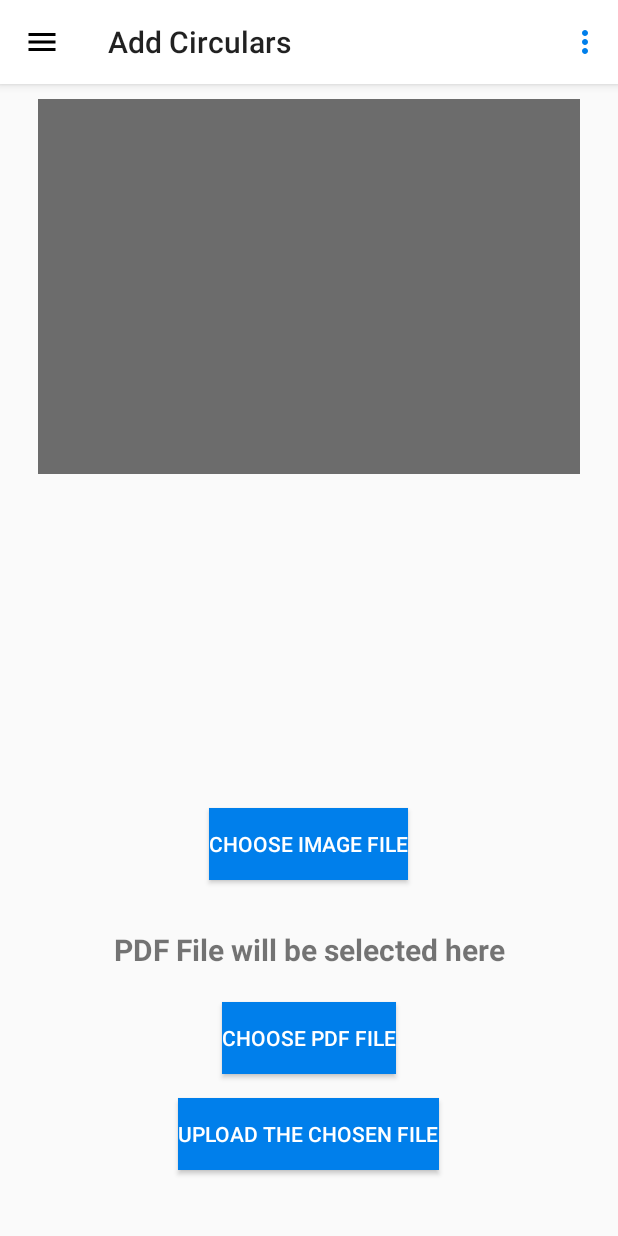
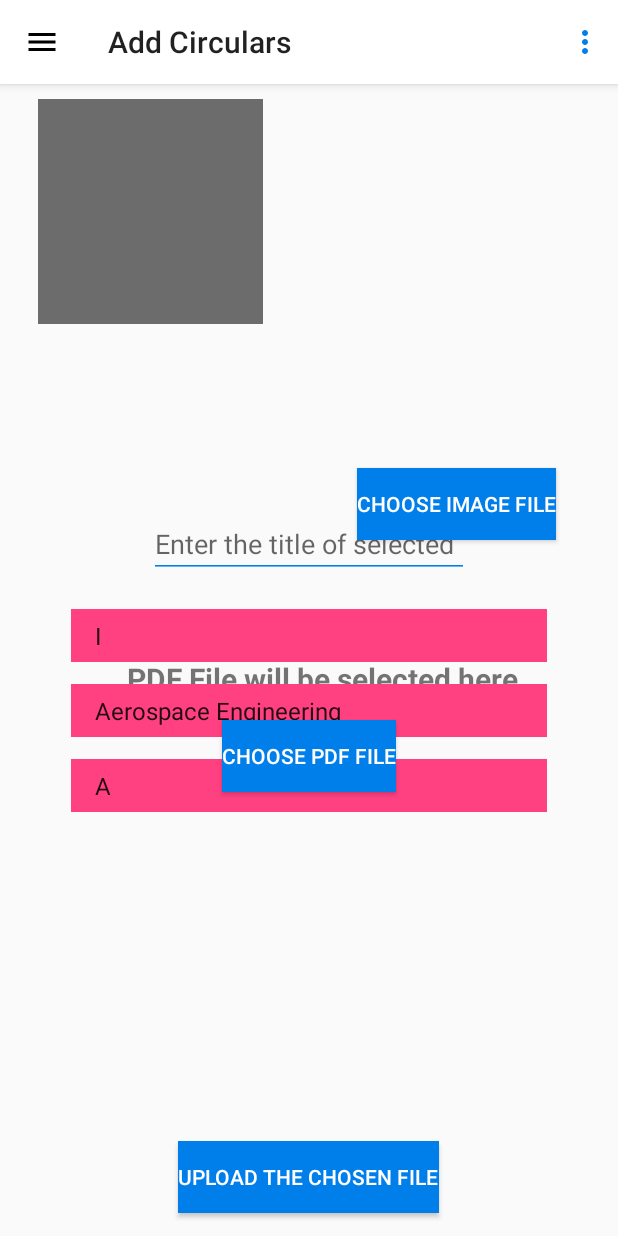
Before and after one commit to akashghanate/Campus-Notification, an Android app: the fragment add_circular placed in its activity, on a phone screen of 412 x 824 dp. Run offline under Robolectric (Android 15) with nearby library versions, the phone set to English and light mode, and no system bars; pictures from the network do not load.

Commit message:
uploading image to mongodb database (pdf not complete)

```diff
--- a/app/build.gradle
+++ b/app/build.gradle
@@ -19,7 +19,7 @@ android {
 }
 
 dependencies {
-    implementation fileTree(dir: 'libs', include: ['*.jar'])
+    implementation fileTree(include: ['*.jar'], dir: 'libs')
     implementation 'com.android.support:appcompat-v7:28.0.0-rc01'
     implementation 'com.android.support.constraint:constraint-layout:1.1.2'
     testImplementation 'junit:junit:4.12'
@@ -29,4 +29,5 @@ dependencies {
     implementation 'org.jetbrains:annotations-java5:15.0'
     implementation 'com.android.support:recyclerview-v7:28.0.0-rc01'
     implementation 'com.github.barteksc:android-pdf-viewer:2.8.2'
+    implementation 'com.google.code.gson:gson:2.8.5'
 }
--- a/app/src/main/java/com/example/abhinandan/onlinedb/fragments/add_circular.java
+++ b/app/src/main/java/com/example/abhinandan/onlinedb/fragments/add_circular.java
@@ -3,31 +3,45 @@ package com.example.abhinandan.onlinedb.fragments;
 import android.content.ActivityNotFoundException;
 import android.content.Context;
 import android.content.Intent;
+import android.content.SharedPreferences;
+import android.graphics.Bitmap;
+import android.graphics.drawable.BitmapDrawable;
 import android.net.Uri;
 import android.os.Bundle;
 import android.app.Fragment;
 import android.provider.MediaStore;
 import android.support.annotation.NonNull;
 import android.support.annotation.Nullable;
+import android.util.Base64;
 import android.util.Log;
 import android.view.LayoutInflater;
 import android.view.View;
 import android.view.ViewGroup;
+import android.widget.ArrayAdapter;
 import android.widget.Button;
+import android.widget.EditText;
 import android.widget.ImageView;
+import android.widget.Spinner;
 import android.widget.TextView;
 import android.widget.Toast;
 
+import com.example.abhinandan.onlinedb.Backgroundworkerclasses.Backgroundworker_upload;
 import com.example.abhinandan.onlinedb.R;
 import com.example.abhinandan.onlinedb.Teacherlayout;
+
+import java.io.ByteArrayOutputStream;
 
 import static android.app.Activity.RESULT_OK;
 
 
 public class add_circular extends android.support.v4.app.Fragment implements View.OnClickListener {
     ImageView imageView;
-    Button b1,b2;
+    EditText et;
+    String encodedimage;
+    SharedPreferences sp;
+    Button b1,b2,b3;
     TextView tv1;
+    Spinner s1,s2,s3;
     View views;
     int imagesel = 0;
     int pdfsel = 0;
@@ -43,9 +57,32 @@ public class add_circular extends android.support.v4.app.Fragment implements Vie
         tv1 = (TextView)views.findViewById(R.id.tvchoosepdf);
         b1 = (Button)views.findViewById(R.id.choosefile);
         b2 = (Button)views.findViewById(R.id.choosepdf);
+        b3 = (Button)views.findViewById(R.id.upload);
+        et = (EditText)views.findViewById(R.id.ettitle);
         b1.setOnClickListener(this);
         b2.setOnClickListener(this);
+        b3.setOnClickListener(this);
+        s1 = (Spinner)views.findViewById(R.id.chosen_sem);
+        s2 = (Spinner)views.findViewById(R.id.chosen_branch);
+        s3 = (Spinner)views.findViewById(R.id.chosen_section);
         context  = container.getContext();
+
+        ArrayAdapter<String> myada = new ArrayAdapter<String>(context,
+                android.R.layout.simple_list_item_1,getResources().getStringArray(R.array.Semester));
+        myada.setDropDownViewResource(android.R.layout.simple_spinner_dropdown_item);
+        s1.setAdapter(myada);
+
+        ArrayAdapter<String> myada1 = new ArrayAdapter<String>(context,
+                android.R.layout.simple_list_item_1,getResources().getStringArray(R.array.Branch));
+        myada.setDropDownViewResource(android.R.layout.simple_spinner_dropdown_item);
+        s2.setAdapter(myada1);
+
+        ArrayAdapter<String> myada2 = new ArrayAdapter<String>(context,
+                android.R.layout.simple_list_item_1,getResources().getStringArray(R.array.Section));
+        myada.setDropDownViewResource(android.R.layout.simple_spinner_dropdown_item);
+        s3.setAdapter(myada2);
+
+
         return views;
     }
 
@@ -57,6 +94,13 @@ public class add_circular extends android.support.v4.app.Fragment implements Vie
                 break;
             case R.id.choosepdf:
                 selectpdf();
+                break;
+            case R.id.upload:
+                Bitmap image = ((BitmapDrawable)imageView.getDrawable()).getBitmap();
+                ByteArrayOutputStream byteArrayOutputStream = new ByteArrayOutputStream();
+                image.compress(Bitmap.CompressFormat.JPEG,100,byteArrayOutputStream);
+                encodedimage = Base64.encodeToString(byteArrayOutputStream.toByteArray(),Base64.DEFAULT);
+                uploadthefile();
                 break;
         }
     }
@@ -102,4 +146,17 @@ public class add_circular extends android.support.v4.app.Fragment implements Vie
         intent.setAction(Intent.ACTION_GET_CONTENT);
         startActivityForResult(intent,READ_PDF);
     }
+
+    public void uploadthefile(){
+        sp = context.getSharedPreferences("MY_SHARE",Context.MODE_PRIVATE);
+        String userid = sp.getString("UserID","");
+        String type = "upload";
+        String title = et.getText().toString();
+        String image = encodedimage;
+        String semester = s1.getSelectedItem().toString();
+        String branch = s2.getSelectedItem().toString();
+        String section = s3.getSelectedItem().toString();
+        Backgroundworker_upload bu = new Backgroundworker_upload(context);
+        bu.execute(type,userid,image,title,semester,branch,section);
+    }
 }
--- a/app/src/main/res/layout/fragment_add_circular.xml
+++ b/app/src/main/res/layout/fragment_add_circular.xml
@@ -6,8 +6,8 @@
 
 
     <ImageView
-        android:layout_width="match_parent"
-        android:layout_height="250dp"
+        android:layout_width="150dp"
+        android:layout_height="150dp"
         android:layout_marginLeft="25dp"
         android:layout_marginRight="25dp"
         android:layout_marginTop="10dp"
@@ -18,23 +18,24 @@
         android:id="@+id/choosefile"
         android:layout_width="wrap_content"
         android:layout_height="wrap_content"
+        android:layout_alignParentEnd="true"
         android:layout_alignParentBottom="true"
-        android:textColor="@color/colorPrimary"
+        android:layout_marginEnd="41dp"
+        android:layout_marginBottom="464dp"
         android:background="@color/colorPrimaryDark"
-        android:layout_centerHorizontal="true"
-        android:layout_marginBottom="237dp"
-        android:text="Choose Image File" />
+        android:text="Choose Image File"
+        android:textColor="@color/colorPrimary" />
 
     <TextView
         android:id="@+id/tvchoosepdf"
         android:layout_width="300dp"
         android:layout_height="wrap_content"
+        android:layout_alignEnd="@+id/chosen_sem"
         android:layout_alignParentBottom="true"
-        android:layout_centerHorizontal="true"
-        android:layout_marginBottom="177dp"
+        android:layout_marginBottom="358dp"
         android:text="PDF File will be selected here"
+        android:textAlignment="center"
         android:textSize="20sp"
-        android:textAlignment="center"
         android:textStyle="bold" />
 
     <Button
@@ -43,10 +44,10 @@
         android:layout_height="wrap_content"
         android:layout_alignParentBottom="true"
         android:layout_centerHorizontal="true"
-        android:layout_marginBottom="108dp"
+        android:layout_marginBottom="296dp"
         android:background="@color/colorPrimaryDark"
-        android:textColor="@color/colorPrimary"
-        android:text="Choose pdf file" />
+        android:text="Choose pdf file"
+        android:textColor="@color/colorPrimary" />
 
     <Button
         android:id="@+id/upload"
@@ -54,10 +55,55 @@
         android:layout_height="wrap_content"
         android:layout_alignParentBottom="true"
         android:layout_centerHorizontal="true"
+        android:layout_marginBottom="15dp"
         android:background="@color/colorPrimaryDark"
-        android:textColor="@color/colorPrimary"
-        android:layout_marginBottom="44dp"
-        android:text="Upload the Chosen File" />
+        android:text="Upload the Chosen File"
+        android:textColor="@color/colorPrimary" />
+
+    <Spinner
+        android:id="@+id/chosen_sem"
+        android:layout_width="317dp"
+        android:layout_height="35dp"
+        android:layout_alignParentTop="true"
+        android:layout_centerHorizontal="true"
+        android:layout_marginTop="350dp"
+        android:background="@color/colorAccent"
+        android:prompt="@string/prompt_semes"
+        android:spinnerMode="dialog"></Spinner>
+
+
+    <Spinner
+        android:id="@+id/chosen_branch"
+        android:layout_width="317dp"
+        android:layout_height="35dp"
+        android:layout_marginTop="400dp"
+        android:layout_centerHorizontal="true"
+        android:background="@color/colorAccent"
+        android:prompt="@string/prompt_branch"
+        android:spinnerMode="dialog" />
+
+    <Spinner
+        android:id="@+id/chosen_section"
+        android:layout_width="317dp"
+        android:layout_height="35dp"
+        android:layout_alignEnd="@+id/tvchoosepdf"
+        android:layout_marginTop="450dp"
+        android:layout_centerHorizontal="true"
+        android:background="@color/colorAccent"
+        android:prompt="@string/promplt_sec"
+        android:spinnerMode="dialog" />
+
+    <EditText
+        android:id="@+id/ettitle"
+        android:layout_width="wrap_content"
+        android:layout_height="wrap_content"
+        android:layout_alignEnd="@+id/tvchoosepdf"
+        android:layout_alignParentTop="true"
+        android:layout_marginTop="284dp"
+        android:layout_marginEnd="52dp"
+        android:ems="10"
+        android:hint="Enter the title of selected image"
+        android:inputType="textPersonName" />
 
 
 </RelativeLayout>
--- a/build.gradle
+++ b/build.gradle
@@ -8,9 +8,6 @@ buildscript {
     }
     dependencies {
         classpath 'com.android.tools.build:gradle:3.2.1'
-
-
-
         // NOTE: Do not place your application dependencies here; they belong
         // in the individual module build.gradle files
     }
```
Also changed, not shown: app/src/main/java/com/example/abhinandan/onlinedb/Backgroundworkerclasses/Backgroundworker_upload.java (added, +97 -0 lines).
